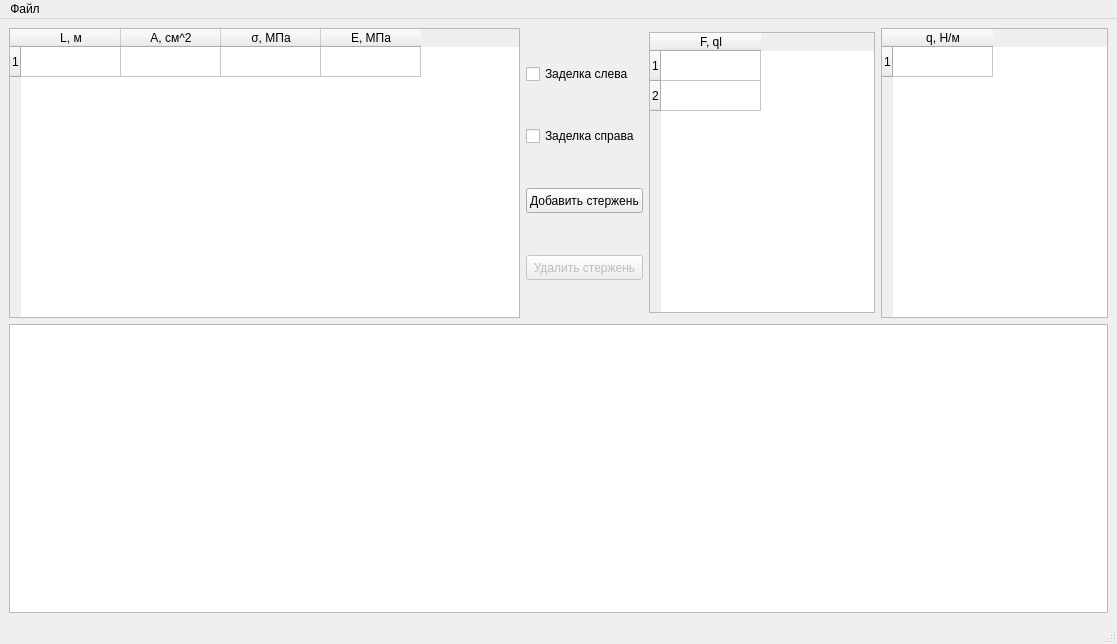
Before: the Qt Designer form mainwindow.ui in Xxone-ai/SAPR, drawn with Qt 5.
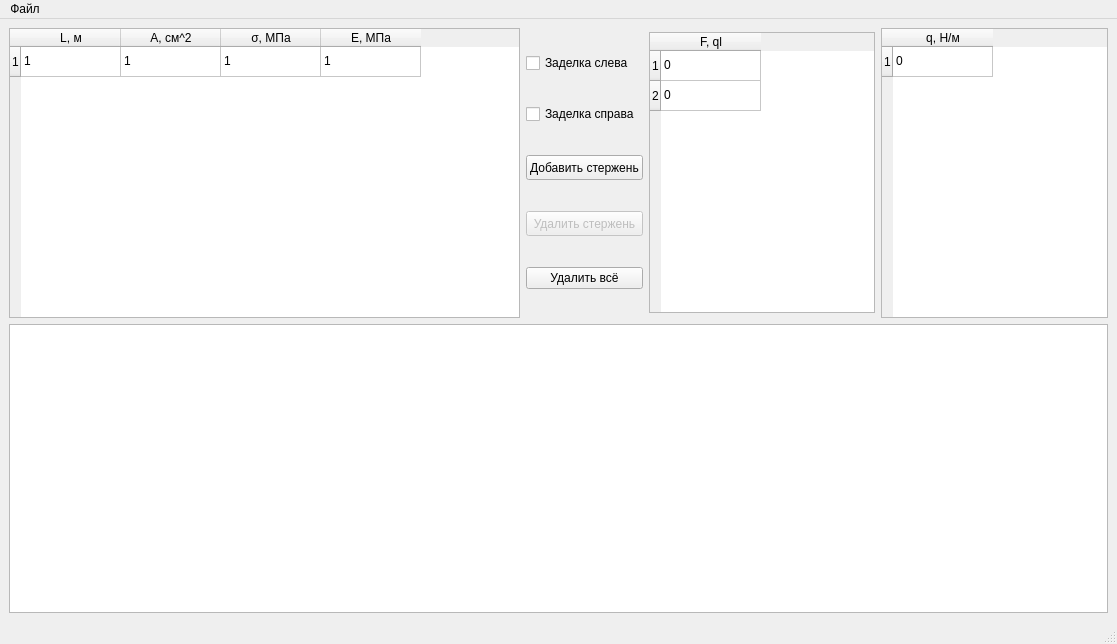
After: the same form once the commit is applied.

Commit message: clear function etc

```diff
--- a/mainwindow.ui
+++ b/mainwindow.ui
@@ -52,7 +52,7 @@
         </column>
         <item row="0" column="0">
          <property name="text">
-          <string/>
+          <string>1</string>
          </property>
          <property name="textAlignment">
           <set>AlignLeading|AlignVCenter</set>
@@ -60,7 +60,7 @@
         </item>
         <item row="0" column="1">
          <property name="text">
-          <string/>
+          <string>1</string>
          </property>
          <property name="textAlignment">
           <set>AlignLeading|AlignVCenter</set>
@@ -68,7 +68,7 @@
         </item>
         <item row="0" column="2">
          <property name="text">
-          <string/>
+          <string>1</string>
          </property>
          <property name="textAlignment">
           <set>AlignLeading|AlignVCenter</set>
@@ -76,7 +76,7 @@
         </item>
         <item row="0" column="3">
          <property name="text">
-          <string/>
+          <string>1</string>
          </property>
          <property name="textAlignment">
           <set>AlignLeading|AlignVCenter</set>
@@ -129,6 +129,13 @@
           </property>
          </widget>
         </item>
+        <item>
+         <widget class="QPushButton" name="clearAll">
+          <property name="text">
+           <string>Удалить всё</string>
+          </property>
+         </widget>
+        </item>
        </layout>
       </item>
       <item>
@@ -156,7 +163,7 @@
         </column>
         <item row="0" column="0">
          <property name="text">
-          <string/>
+          <string>0</string>
          </property>
          <property name="textAlignment">
           <set>AlignLeading|AlignVCenter</set>
@@ -164,7 +171,7 @@
         </item>
         <item row="1" column="0">
          <property name="text">
-          <string/>
+          <string>0</string>
          </property>
          <property name="textAlignment">
           <set>AlignLeading|AlignVCenter</set>
@@ -186,7 +193,7 @@
         </column>
         <item row="0" column="0">
          <property name="text">
-          <string/>
+          <string>0</string>
          </property>
          <property name="textAlignment">
           <set>AlignLeading|AlignVCenter</set>
```
The commit also changes 5 other files.
